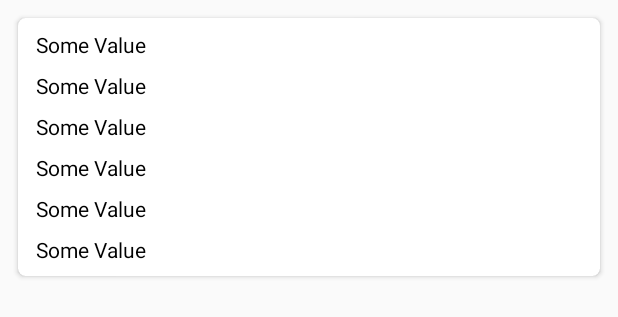
After one commit to feriyusuf/MVP_Dagger_VolleySample, an Android app: the layout daywise_data_item.xml on its own in the app's theme, with its tools: preview values and no code run, on a phone screen of 412 x 824 dp. The commit adds this screen. Shown: the top 317 px of the screen. Run offline under Robolectric (Android 15) with nearby library versions, the phone set to English and light mode, and no system bars; network calls fail.

Commit message:
Show Weather List in UI View After fetch from server

```diff
--- a/MVP_Dagger_VolleySample/app/build.gradle
+++ b/MVP_Dagger_VolleySample/app/build.gradle
@@ -29,6 +29,7 @@ dependencies {
     compile 'com.android.support:appcompat-v7:25.3.0'
     compile 'com.android.support.constraint:constraint-layout:1.0.2'
     compile 'com.android.support:design:25.3.0'
+    compile 'com.android.support:cardview-v7:24.2.1'
 
     compile 'com.google.code.gson:gson:2.2.4'
     compile 'com.mcxiaoke.volley:library-aar:1.0.0'
--- /dev/null
+++ b/MVP_Dagger_VolleySample/app/src/main/res/layout/daywise_data_item.xml
@@ -0,0 +1,79 @@
+<?xml version="1.0" encoding="utf-8"?>
+<LinearLayout xmlns:android="http://schemas.android.com/apk/res/android"
+    xmlns:app="http://schemas.android.com/apk/res-auto"
+    android:layout_width="match_parent"
+    android:layout_height="wrap_content"
+    android:layout_margin="4dp">
+
+    <android.support.v7.widget.CardView
+        android:layout_width="match_parent"
+        android:layout_height="wrap_content"
+        android:layout_margin="8dp"
+        app:cardCornerRadius="5dp">
+
+        <LinearLayout
+            android:layout_width="match_parent"
+            android:layout_height="wrap_content"
+            android:paddingLeft="8dp"
+            android:paddingBottom="4dp"
+            android:paddingTop="4dp"
+            android:orientation="vertical">
+
+
+            <TextView
+                android:id="@+id/tvCode"
+                android:layout_width="match_parent"
+                android:layout_height="wrap_content"
+                android:gravity="left"
+                android:padding="4dp"
+                android:text="Some Value"
+                android:textColor="#000" />
+
+            <TextView
+                android:id="@+id/tvDay"
+                android:layout_width="match_parent"
+                android:layout_height="wrap_content"
+                android:gravity="left"
+                android:padding="4dp"
+                android:text="Some Value"
+                android:textColor="#000" />
+
+            <TextView
+                android:id="@+id/tvText"
+                android:layout_width="match_parent"
+                android:layout_height="wrap_content"
+                android:gravity="left"
+                android:padding="4dp"
+                android:text="Some Value"
+                android:textColor="#000" />
+
+            <TextView
+                android:id="@+id/tvHigh"
+                android:layout_width="match_parent"
+                android:layout_height="wrap_content"
+                android:gravity="left"
+                android:padding="4dp"
+                android:text="Some Value"
+                android:textColor="#000" />
+
+            <TextView
+                android:id="@+id/tvLow"
+                android:layout_width="match_parent"
+                android:layout_height="wrap_content"
+                android:gravity="left"
+                android:padding="4dp"
+                android:text="Some Value"
+                android:textColor="#000" />
+
+            <TextView
+                android:id="@+id/tvDate"
+                android:layout_width="match_parent"
+                android:layout_height="wrap_content"
+                android:gravity="left"
+                android:padding="4dp"
+                android:text="Some Value"
+                android:textColor="#000" />
+        </LinearLayout>
+
+    </android.support.v7.widget.CardView>
+</LinearLayout>
```
Also changed, not shown: MVP_Dagger_VolleySample/app/src/main/java/com/muktolab/mvp_dagger_volleysample/home_module/MainActivity.java (+13 -1 lines), MVP_Dagger_VolleySample/app/src/main/java/com/muktolab/mvp_dagger_volleysample/home_module/MainActivityAdapter.java (added, +70 -0 lines), MVP_Dagger_VolleySample/app/src/main/res/layout/activity_main.xml (+0 -8 lines), MVP_Dagger_VolleySample/app/src/main/res/layout/content_main.xml (+19 -8 lines).
